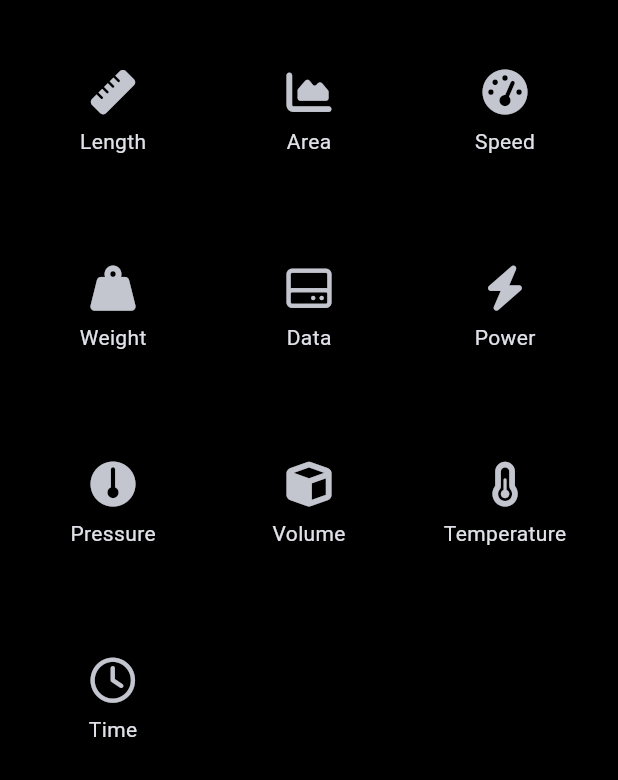
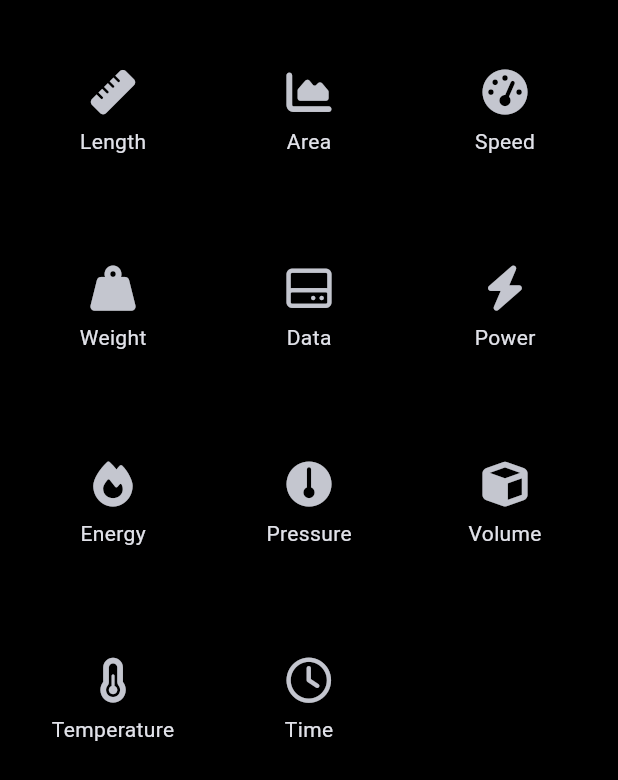
Before and after one commit to rajput-hemant/calculator, a Flutter app: the UnitConverterScreen screen opened by its route, on a phone screen of 412 x 824 dp. Shown: the top 780 px of the screen. Run offline on Flutter 3.47's test engine with Material 2 defaults, Android fonts, the phone set to English and light mode, and no system bars; our stand-ins replace flutter_dotenv, flutter_riverpod, font_awesome_flutter, math_expressions, rflutter_alert, shared_preferences; accounts and stored records are empty; network calls fail.

Commit message:
added energy conversion

```diff
--- a/lib/main.dart
+++ b/lib/main.dart
@@ -60,6 +60,8 @@ class Calculator extends ConsumerWidget {
             const PressureConversionScreen(),
         Routes.powerConversionScreen: (context) =>
             const PowerConversionScreen(),
+        Routes.energyConversionScreen: (context) =>
+            const EnergyConversionScreen(),
         Routes.settingsScreen: (context) => const SettingsScreen(),
         Routes.aboutScreen: (context) => const AboutScreen(),
       },
--- /dev/null
+++ b/lib/models/energy.dart
@@ -0,0 +1,77 @@
+import 'models.dart';
+
+class Energy implements Unit {
+  const Energy({
+    required this.id,
+    required this.name,
+    required this.rate,
+  });
+
+  @override
+  final String id, name;
+  @override
+  final double rate;
+  @override
+  String? get flag => null;
+  @override
+  String? get symbol => null;
+
+  // Basic Unit: Joule (J)
+  static final energyList = [
+    const Energy(
+      id: 'btu',
+      name: 'British Thermal Unit',
+      rate: 0.000947817,
+    ),
+    const Energy(
+      id: 'cal',
+      name: 'Calorie',
+      rate: 0.239006,
+    ),
+    const Energy(
+      id: 'ev',
+      name: 'Electronvolt',
+      rate: 6.242e+18,
+    ),
+    const Energy(
+      id: 'ftlbf',
+      name: 'Foot-Pound',
+      rate: 0.737562,
+    ),
+    const Energy(
+      id: 'gcal',
+      name: 'Gram Calorie',
+      rate: 0.239006,
+    ),
+    const Energy(
+      id: 'j',
+      name: 'Joule',
+      rate: 1.0,
+    ),
+    const Energy(
+      id: 'kj',
+      name: 'Kilojoule',
+      rate: 0.001,
+    ),
+    const Energy(
+      id: 'kcal',
+      name: 'Kilocalorie',
+      rate: 0.000239006,
+    ),
+    const Energy(
+      id: 'kwh',
+      name: 'Kilowatt-Hour',
+      rate: 0.000277778,
+    ),
+    const Energy(
+      id: 'therm',
+      name: 'Therm',
+      rate: 9.480434e-9,
+    ),
+    const Energy(
+      id: 'wh',
+      name: 'Watt-Hour',
+      rate: 0.000277778,
+    ),
+  ];
+}
--- a/lib/routes/routes.dart
+++ b/lib/routes/routes.dart
@@ -1,19 +1,20 @@
 class Routes {
+  static const String aboutScreen = '/about-screen';
+  static const String areaConversionScreen = '/area-conversion-screen';
   static const String calculatorScreen = '/calculator-screen';
-  static const String unitConverterScreen = '/unit-converter-screen';
+  static const String dataConversionScreen = '/data-conversion-screen';
+  static const String energyConversionScreen = '/energy-conversion-screen';
   static const String exchangeRateScreen = '/exchange-rate-screen';
-  static const String areaConversionScreen = '/area-conversion-screen';
-  static const String dataConversionScreen = '/data-conversion-screen';
   static const String lengthConversionScreen = '/length-conversion-screen';
   static const String powerConversionScreen = '/power-conversion-screen';
   static const String pressureConversionScreen = '/pressure-conversion-screen';
+  static const String selectUnitScreen = '/select-unit-screen';
+  static const String settingsScreen = '/settings-screen';
   static const String speedConversionScreen = '/speed-conversion-screen';
   static const String temperatureConversionScreen =
       '/temperature-conversion-screen';
   static const String timeConversionScreen = '/time-conversion-screen';
+  static const String unitConverterScreen = '/unit-converter-screen';
   static const String volumeConversionScreen = '/volume-conversion-screen';
   static const String weightConversionScreen = '/weight-conversion-screen';
-  static const String selectUnitScreen = '/select-unit-screen';
-  static const String settingsScreen = '/settings-screen';
-  static const String aboutScreen = '/about-screen';
 }
--- a/lib/screens/screens.dart
+++ b/lib/screens/screens.dart
@@ -1,6 +1,8 @@
+export 'about_screen.dart';
 export 'area_conversion_screen.dart';
 export 'calculator_screen.dart';
 export 'data_conversion_screen.dart';
+export 'energy_conversion_screen.dart';
 export 'exchange_rate_screen.dart';
 export 'length_conversion_screen.dart';
 export 'power_conversion_screen.dart';
@@ -12,4 +14,3 @@ export 'volume_conversion_screen.dart';
 export 'weight_conversion_screen.dart';
 export 'time_conversion_screen.dart';
 export 'temeprature_conversion_screen.dart';
-export 'about_screen.dart';
--- a/lib/screens/unit_converter_screen.dart
+++ b/lib/screens/unit_converter_screen.dart
@@ -70,6 +70,12 @@ class UnitConverterScreen extends ConsumerWidget {
                   Navigator.pushNamed(context, Routes.powerConversionScreen),
             ),
             UnitItem(
+              icon: FontAwesomeIcons.fire,
+              label: "Energy",
+              onPressed: () =>
+                  Navigator.pushNamed(context, Routes.energyConversionScreen),
+            ),
+            UnitItem(
               icon: FontAwesomeIcons.gaugeSimple,
               label: "Pressure",
               onPressed: () =>
```
Also changed, not shown: lib/screens/energy_conversion_screen.dart (added, +137 -0 lines).
